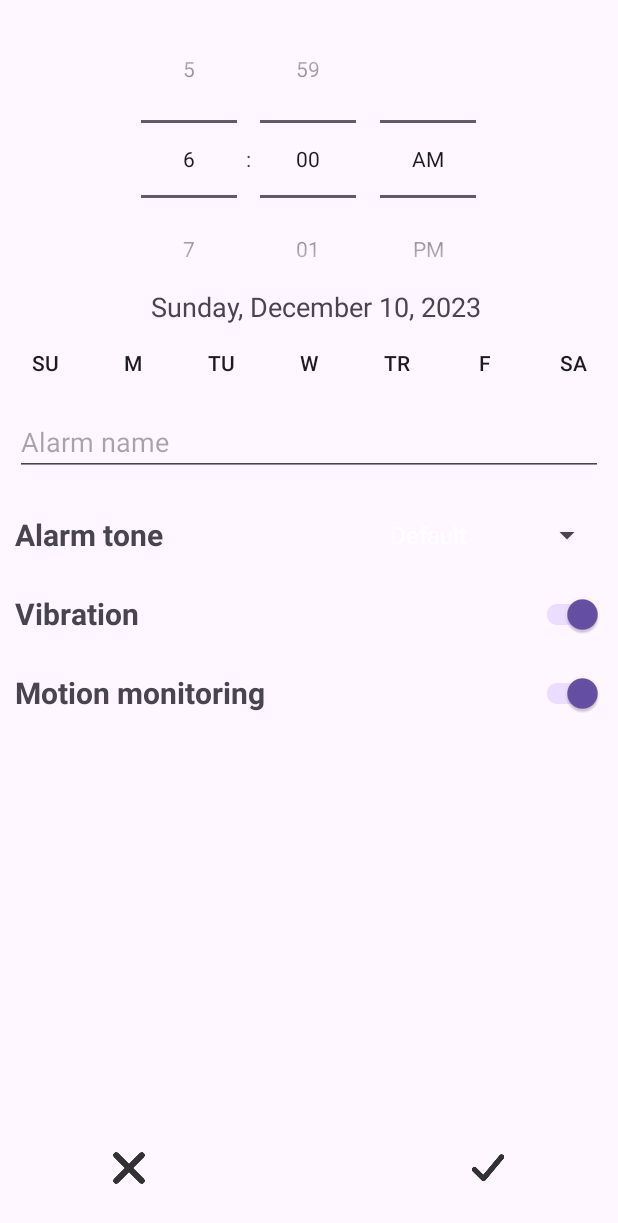
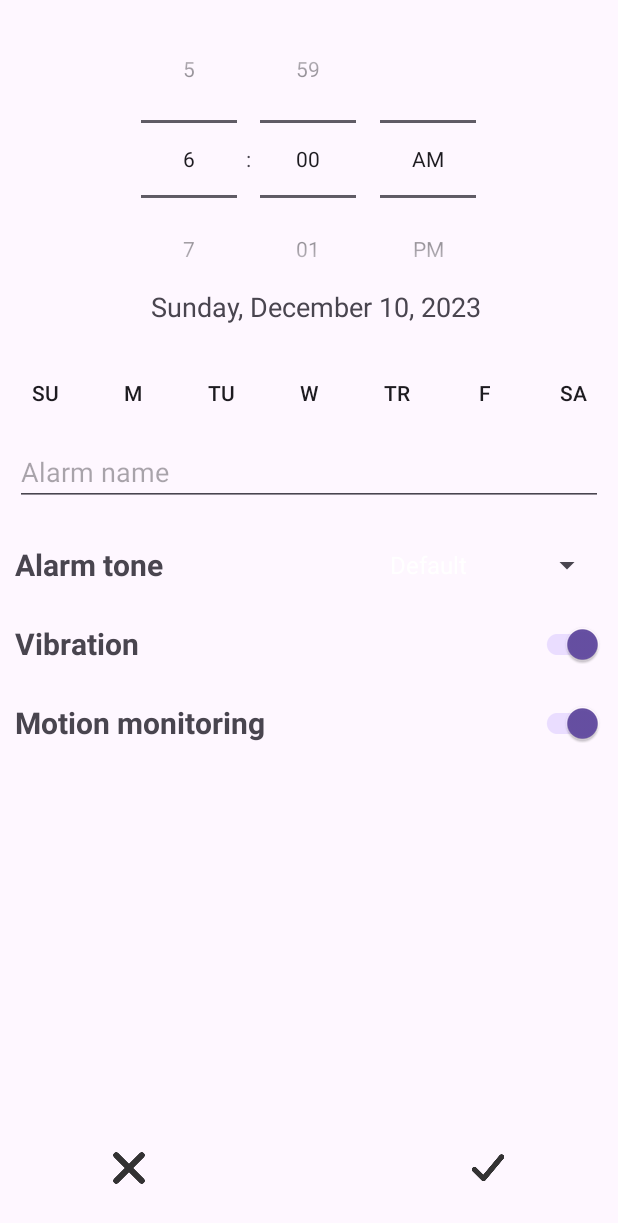
Before and after one commit to NaifAbdullah1/WakeGuard, an Android app: the AlarmEditorActivity screen opened directly, with no data from a screen before it, on a phone screen of 412 x 824 dp. Shown: the top 1223 px of the screen. Run offline under Robolectric (Android 15) with nearby library versions, the phone set to English and light mode, and no system bars.

Commit message:
calender depreciation spacing updates

```diff
--- a/app/src/main/res/layout/activity_alarm_editor.xml
+++ b/app/src/main/res/layout/activity_alarm_editor.xml
@@ -60,6 +60,7 @@
                 android:layout_height="wrap_content"
                 android:layout_marginTop="10dp"
                 android:orientation="horizontal"
+                android:layout_marginVertical="30dp"
                 app:layout_constraintEnd_toEndOf="parent"
                 app:layout_constraintStart_toStartOf="parent"
                 app:layout_constraintTop_toBottomOf="@+id/datePickBtn">
```
